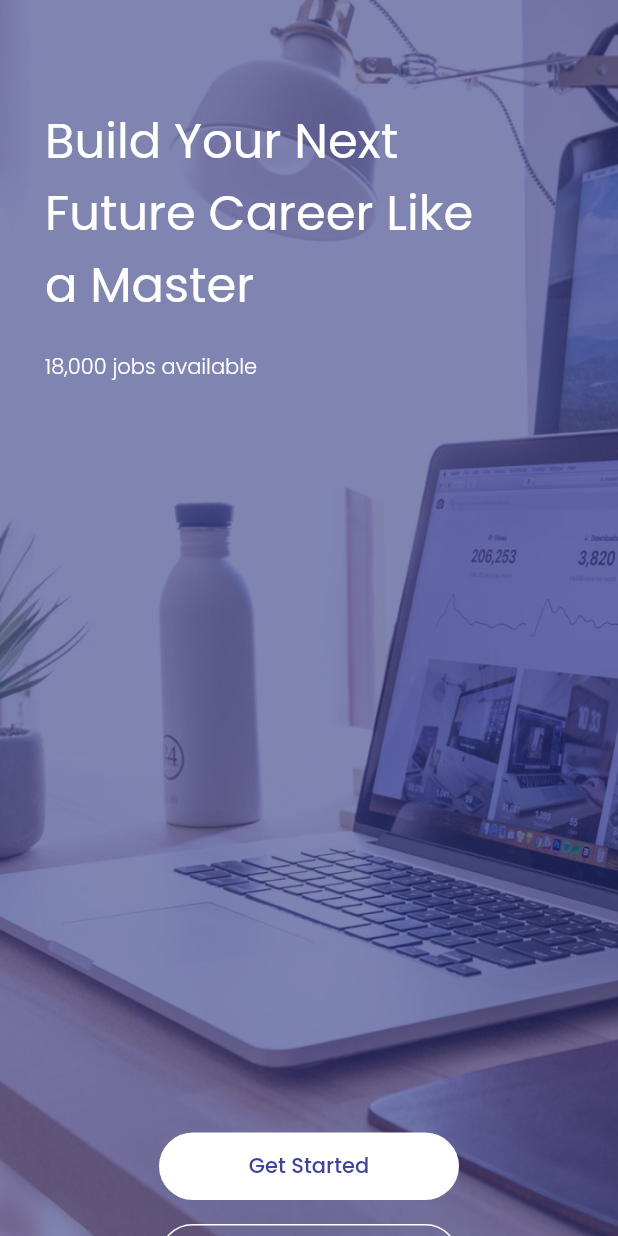
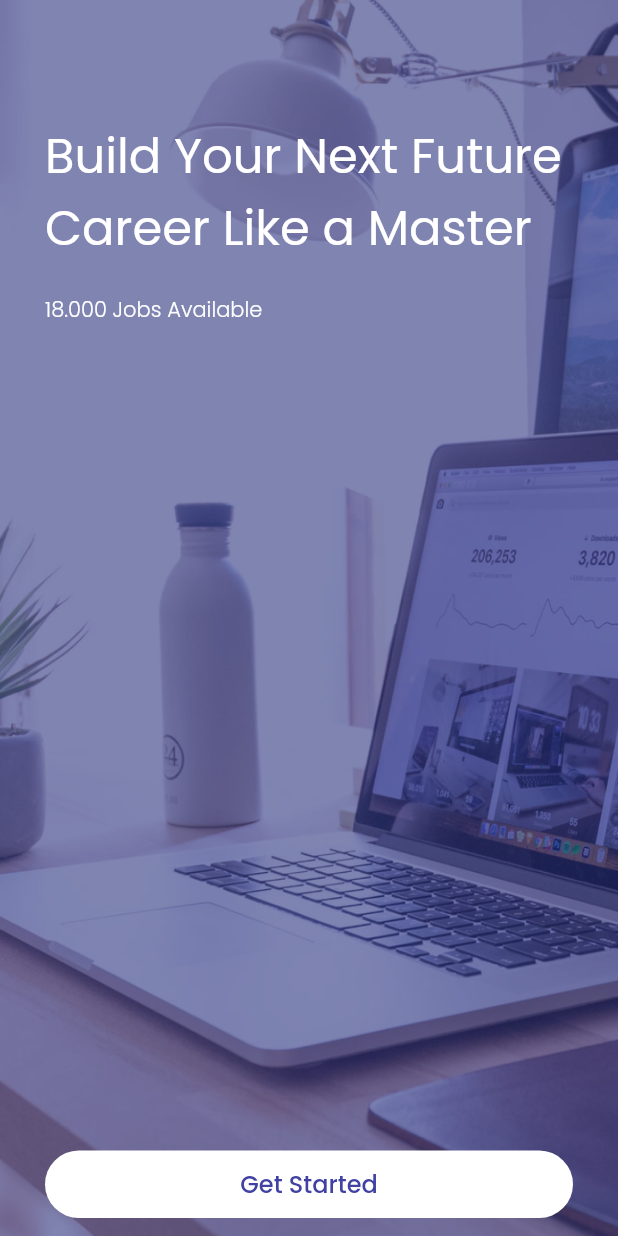
Before and after one commit to artenanagara/golek_gawe, a Flutter app: the screen it shows after launch, on a phone screen of 412 x 824 dp. Run offline on Flutter 3.47's test engine with Material 2 defaults, Android fonts, the phone set to English and light mode, and no system bars; our stand-ins replace google_fonts.

Commit message:
add onboarding page

```diff
--- a/lib/pages/onboarding_page.dart
+++ b/lib/pages/onboarding_page.dart
@@ -1,71 +1,62 @@
-// ignore_for_file: prefer_const_constructors, duplicate_ignore, use_key_in_widget_constructors, sized_box_for_whitespace
+// ignore_for_file: prefer_const_constructors, prefer_const_literals_to_create_immutables
 
 import 'package:flutter/material.dart';
 import 'package:google_fonts/google_fonts.dart';
 
 class OnboardingPage extends StatelessWidget {
+  const OnboardingPage({super.key});
+
   @override
   Widget build(BuildContext context) {
     return Scaffold(
       body: Stack(
         children: <Widget>[
           Container(
-            // ignore: prefer_const_constructors
             decoration: BoxDecoration(
-              // ignore: prefer_const_constructors
               image: DecorationImage(
-                image: AssetImage(
-                  'assets/images/bg.png',
-                ),
+                image: AssetImage('assets/images/bg.png'),
                 fit: BoxFit.cover,
-              ),
+                )
             ),
           ),
           Padding(
-            padding: const EdgeInsets.only(
-              top: 70,
-              right: 30,
-              left: 30,
-            ),
-            child: Column(
-              crossAxisAlignment: CrossAxisAlignment.start,
+            padding: const EdgeInsets.only(top: 80, right: 30, left: 30),
+            child: Column( crossAxisAlignment: CrossAxisAlignment.start,
               children: [
-                SizedBox(
-                  child: Text(
-                    'Build Your Next \nFuture Career Like \na Master',
+                Text('Build Your Next Future Career Like a Master',
                 style: GoogleFonts.poppins(
-                      color: Colors.white,
+                  color: Color(0xffffffff),
                   fontSize: 32,
                   fontWeight: FontWeight.w400,
                 ),
                 ),
-                ),
-                SizedBox(height: 20),
-                Text(
-                  '18,000 jobs available',
+                SizedBox(height: 20,),
+                Text('18.000 Jobs Available',
                 style: GoogleFonts.poppins(
-                    color: Colors.white,
+                  color: Color(0xffffffff),
                   fontSize: 14,
                   fontWeight: FontWeight.w300,
                 ),
                 ),
                 Center(
                   child: Padding(
-                    padding: const EdgeInsets.only(top: 500),
+                    padding: const EdgeInsets.only(top:550),
                     child: Container(
-                      width: 200,
+                      width: 450,
                       height: 45,
                       child: TextButton(
                         style: TextButton.styleFrom(
-                            backgroundColor: Color(0xffFFFFFF),
+                          backgroundColor: Color(0xffffffff),
                           shape: RoundedRectangleBorder(
-                                borderRadius: BorderRadius.circular(66))),
+                            borderRadius: BorderRadius.circular(40),
+                          )
+                        ),
                         onPressed: () {},
                         child: Text(
                           'Get Started',
                           style: GoogleFonts.poppins(
-                            color: Color(0xff4141A4),
-                            fontSize: 14,
+                            color: Color(0xff4141a4),
+                            fontSize: 16,
                             fontWeight: FontWeight.w500,
                           ),
                         ),
@@ -75,41 +66,32 @@ class OnboardingPage extends StatelessWidget {
                 ),
                 Center(
                   child: Padding(
-                    padding: const EdgeInsets.only(top: 16.0),
+                    padding: const EdgeInsets.only(top: 16),
                     child: Container(
-                      width: 200,
+                      width: 450,
                       height: 45,
                       child: OutlinedButton(
-                        onPressed: () {
-                          Navigator.push(
-                            context,
-                            MaterialPageRoute(
-                                builder: (context) => OnboardingPage()),
-                          );
-                        },
                         style: OutlinedButton.styleFrom(
-                            side: BorderSide(
-                              color: Colors.white,
-                            ),
+                          side: BorderSide(color: Color(0xffffffff), width: 1),
                           shape: RoundedRectangleBorder(
-                                borderRadius: BorderRadius.circular(66))),
-                        child: Text(
-                          'Sign In',
-                          style: GoogleFonts.poppins(
-                            color: Colors.white,
-                            fontSize: 14,
-                            fontWeight: FontWeight.w500,
+                            borderRadius: BorderRadius.circular(40),
                           ),
                         ),
-                      ),
+                        onPressed: () {},
+                         child: Text('Sign In',
+                         style: GoogleFonts.poppins(
+                          color: Color(0xffffffff),
+                          fontSize: 16,
+                          fontWeight: FontWeight.w500,
+                         ),)),
                     ),
                   ),
                 )
               ],
             ),
           )
-        ],
-      ),
+        ]
+        )
     );
   }
 }
--- /dev/null
+++ b/lib/pages/signup_page.dart
@@ -0,0 +1,19 @@
+// ignore_for_file: implementation_imports
+
+import 'package:flutter/src/widgets/framework.dart';
+import 'package:flutter/src/widgets/container.dart';
+// import 'package:material/flutter.dart';
+
+class SignUp extends StatefulWidget {
+  const SignUp({super.key});
+
+  @override
+  State<SignUp> createState() => _SignUpState();
+}
+
+class _SignUpState extends State<SignUp> {
+  @override
+  Widget build(BuildContext context) {
+    return Container();
+  }
+}
```
Also changed, not shown: lib/pages/home_page.dart (deleted). Lines whose indentation alone changed are shown as unchanged.
